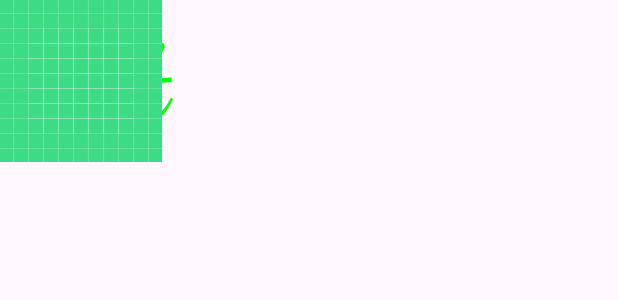
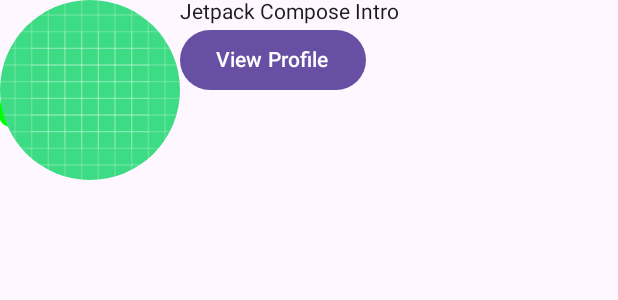
Before and after one commit to ratul-space/Jetpack_Compose_Intro, an Android app built with Jetpack Compose: the @Preview function DefaultPreview, on a phone screen of 412 x 824 dp. Shown: the top 300 px of the screen. Run offline under Robolectric (Android 15) with nearby library versions, the phone set to English and light mode, and no system bars.

Commit message:
feat: Image add with text

```diff
--- a/app/src/main/java/com/example/jetpackcomposeintro/MainActivity.kt
+++ b/app/src/main/java/com/example/jetpackcomposeintro/MainActivity.kt
@@ -7,19 +7,27 @@
 import androidx.annotation.ColorRes
 import androidx.compose.foundation.Image
 import androidx.compose.foundation.clickable
+import androidx.compose.foundation.layout.Column
 import androidx.compose.foundation.layout.Row
 import androidx.compose.foundation.layout.fillMaxSize
+import androidx.compose.foundation.layout.size
+import androidx.compose.foundation.shape.CircleShape
+import androidx.compose.material3.Button
 import androidx.compose.material3.Surface
 import androidx.compose.material3.Text
 import androidx.compose.runtime.Composable
 import androidx.compose.ui.Modifier
+import androidx.compose.ui.draw.clip
 import androidx.compose.ui.graphics.Color
+import androidx.compose.ui.layout.ContentScale
 import androidx.compose.ui.platform.LocalContext
 import androidx.compose.ui.res.painterResource
+import androidx.compose.ui.res.stringResource
 import androidx.compose.ui.text.font.FontFamily
 import androidx.compose.ui.text.font.FontStyle
 import androidx.compose.ui.text.font.FontWeight.Companion.Bold
 import androidx.compose.ui.tooling.preview.Preview
+import androidx.compose.ui.unit.dp
 import androidx.compose.ui.unit.sp
 import com.example.jetpackcomposeintro.content.ContentTitle
 
@@ -27,7 +35,7 @@
     override fun onCreate(savedInstanceState: Bundle?) {
         super.onCreate(savedInstanceState)
         setContent {
-            ContentTitle()
+//            ContentTitle()
             UserCard()
         }
     }
@@ -35,11 +43,25 @@
 
 @Composable
 fun UserCard() {
+    val context = LocalContext.current
     Row {
         Image(
             painter = painterResource(id = R.drawable.ic_launcher_background),
-            contentDescription = ""
+            contentDescription = "",
+            contentScale = ContentScale.Crop,
+            modifier = Modifier
+                .size(120.dp)
+                .clip(CircleShape)
         )
+        Column {
+            Text(text = stringResource(id = R.string.app_name))
+            Button(onClick = {
+                Toast.makeText(context, "Your life is in good", Toast.LENGTH_LONG).show()
+
+            }) {
+                Text(text = "View Profile")
+            }
+        }
     }
 }
 
```
